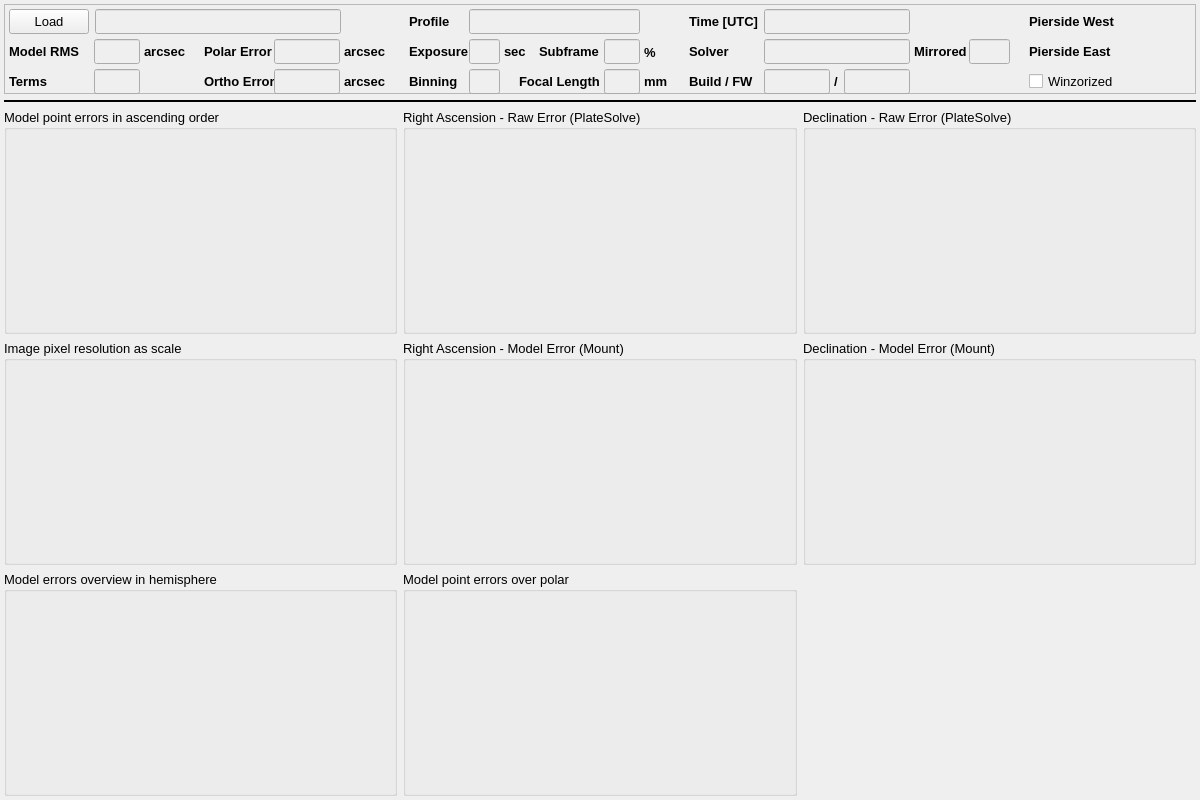
Qt form mw4/gui/widgets/analyse.ui (mworion/MountWizzard4) before a commit.
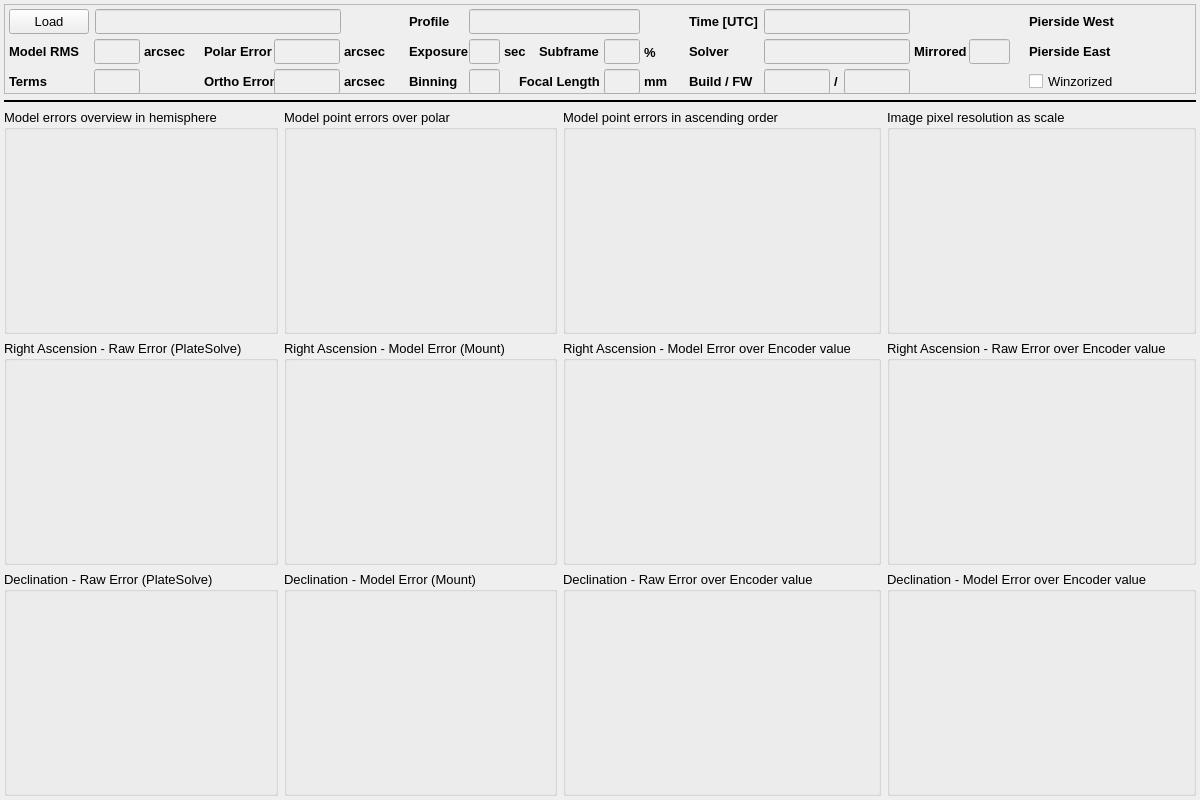
The same form after that commit.

Commit message: optimized analyse window

Patch:
```diff
--- a/mw4/gui/widgets/analyse.ui
+++ b/mw4/gui/widgets/analyse.ui
@@ -1452,6 +1452,98 @@
    <item>
     <layout class="QGridLayout" name="gridLayout">
      <item row="0" column="0">
+      <widget class="QGroupBox" name="groupBox_7">
+       <property name="sizePolicy">
+        <sizepolicy hsizetype="Preferred" vsizetype="Preferred">
+         <horstretch>0</horstretch>
+         <verstretch>0</verstretch>
+        </sizepolicy>
+       </property>
+       <property name="title">
+        <string>Model errors overview in hemisphere</string>
+       </property>
+       <property name="large" stdset="0">
+        <bool>true</bool>
+       </property>
+       <layout class="QGridLayout" name="gridLayout_8">
+        <property name="leftMargin">
+         <number>4</number>
+        </property>
+        <property name="topMargin">
+         <number>6</number>
+        </property>
+        <property name="rightMargin">
+         <number>0</number>
+        </property>
+        <property name="bottomMargin">
+         <number>0</number>
+        </property>
+        <property name="spacing">
+         <number>0</number>
+        </property>
+        <item row="0" column="0">
+         <widget class="QWidget" name="modelPositions" native="true">
+          <property name="sizePolicy">
+           <sizepolicy hsizetype="Preferred" vsizetype="Preferred">
+            <horstretch>0</horstretch>
+            <verstretch>0</verstretch>
+           </sizepolicy>
+          </property>
+          <property name="toolTip">
+           <string/>
+          </property>
+         </widget>
+        </item>
+       </layout>
+      </widget>
+     </item>
+     <item row="0" column="3">
+      <widget class="QGroupBox" name="groupBox_2">
+       <property name="sizePolicy">
+        <sizepolicy hsizetype="Preferred" vsizetype="Preferred">
+         <horstretch>0</horstretch>
+         <verstretch>0</verstretch>
+        </sizepolicy>
+       </property>
+       <property name="title">
+        <string>Image pixel resolution as scale </string>
+       </property>
+       <property name="large" stdset="0">
+        <bool>true</bool>
+       </property>
+       <layout class="QGridLayout" name="gridLayout_3">
+        <property name="leftMargin">
+         <number>4</number>
+        </property>
+        <property name="topMargin">
+         <number>6</number>
+        </property>
+        <property name="rightMargin">
+         <number>0</number>
+        </property>
+        <property name="bottomMargin">
+         <number>0</number>
+        </property>
+        <property name="spacing">
+         <number>0</number>
+        </property>
+        <item row="0" column="0">
+         <widget class="QWidget" name="scaleImage" native="true">
+          <property name="sizePolicy">
+           <sizepolicy hsizetype="Preferred" vsizetype="Preferred">
+            <horstretch>0</horstretch>
+            <verstretch>0</verstretch>
+           </sizepolicy>
+          </property>
+          <property name="toolTip">
+           <string/>
+          </property>
+         </widget>
+        </item>
+       </layout>
+      </widget>
+     </item>
+     <item row="0" column="2">
       <widget class="QGroupBox" name="groupBox_8">
        <property name="title">
         <string>Model point errors in ascending order</string>
@@ -1491,99 +1583,7 @@
        </layout>
       </widget>
      </item>
-     <item row="2" column="2">
-      <widget class="QGroupBox" name="groupBox_6">
-       <property name="sizePolicy">
-        <sizepolicy hsizetype="Preferred" vsizetype="Preferred">
-         <horstretch>0</horstretch>
-         <verstretch>0</verstretch>
-        </sizepolicy>
-       </property>
-       <property name="title">
-        <string>Declination - Model Error (Mount)</string>
-       </property>
-       <property name="large" stdset="0">
-        <bool>true</bool>
-       </property>
-       <layout class="QGridLayout" name="gridLayout_7">
-        <property name="leftMargin">
-         <number>4</number>
-        </property>
-        <property name="topMargin">
-         <number>6</number>
-        </property>
-        <property name="rightMargin">
-         <number>0</number>
-        </property>
-        <property name="bottomMargin">
-         <number>0</number>
-        </property>
-        <property name="spacing">
-         <number>0</number>
-        </property>
-        <item row="0" column="0">
-         <widget class="QWidget" name="decModelErrors" native="true">
-          <property name="sizePolicy">
-           <sizepolicy hsizetype="Preferred" vsizetype="Preferred">
-            <horstretch>0</horstretch>
-            <verstretch>0</verstretch>
-           </sizepolicy>
-          </property>
-          <property name="toolTip">
-           <string/>
-          </property>
-         </widget>
-        </item>
-       </layout>
-      </widget>
-     </item>
-     <item row="0" column="1">
-      <widget class="QGroupBox" name="groupBox_3">
-       <property name="sizePolicy">
-        <sizepolicy hsizetype="Preferred" vsizetype="Preferred">
-         <horstretch>0</horstretch>
-         <verstretch>0</verstretch>
-        </sizepolicy>
-       </property>
-       <property name="title">
-        <string>Right Ascension - Raw Error (PlateSolve)</string>
-       </property>
-       <property name="large" stdset="0">
-        <bool>true</bool>
-       </property>
-       <layout class="QGridLayout" name="gridLayout_5">
-        <property name="leftMargin">
-         <number>4</number>
-        </property>
-        <property name="topMargin">
-         <number>6</number>
-        </property>
-        <property name="rightMargin">
-         <number>0</number>
-        </property>
-        <property name="bottomMargin">
-         <number>0</number>
-        </property>
-        <property name="spacing">
-         <number>0</number>
-        </property>
-        <item row="0" column="0">
-         <widget class="QWidget" name="raPointErrors" native="true">
-          <property name="sizePolicy">
-           <sizepolicy hsizetype="Preferred" vsizetype="Preferred">
-            <horstretch>0</horstretch>
-            <verstretch>0</verstretch>
-           </sizepolicy>
-          </property>
-          <property name="toolTip">
-           <string/>
-          </property>
-         </widget>
-        </item>
-       </layout>
-      </widget>
-     </item>
-     <item row="0" column="2">
+     <item row="2" column="0">
       <widget class="QGroupBox" name="groupBox_5">
        <property name="sizePolicy">
         <sizepolicy hsizetype="Preferred" vsizetype="Preferred">
@@ -1629,8 +1629,8 @@
        </layout>
       </widget>
      </item>
-     <item row="2" column="1">
-      <widget class="QGroupBox" name="groupBox_4">
+     <item row="1" column="0">
+      <widget class="QGroupBox" name="groupBox_3">
        <property name="sizePolicy">
         <sizepolicy hsizetype="Preferred" vsizetype="Preferred">
          <horstretch>0</horstretch>
@@ -1638,12 +1638,12 @@
         </sizepolicy>
        </property>
        <property name="title">
-        <string>Right Ascension - Model Error (Mount)</string>
+        <string>Right Ascension - Raw Error (PlateSolve)</string>
        </property>
        <property name="large" stdset="0">
         <bool>true</bool>
        </property>
-       <layout class="QGridLayout" name="gridLayout_4">
+       <layout class="QGridLayout" name="gridLayout_5">
         <property name="leftMargin">
          <number>4</number>
         </property>
@@ -1660,7 +1660,7 @@
          <number>0</number>
         </property>
         <item row="0" column="0">
-         <widget class="QWidget" name="raModelErrors" native="true">
+         <widget class="QWidget" name="raPointErrorsRaw" native="true">
           <property name="sizePolicy">
            <sizepolicy hsizetype="Preferred" vsizetype="Preferred">
             <horstretch>0</horstretch>
@@ -1675,99 +1675,7 @@
        </layout>
       </widget>
      </item>
-     <item row="2" column="0">
-      <widget class="QGroupBox" name="groupBox_2">
-       <property name="sizePolicy">
-        <sizepolicy hsizetype="Preferred" vsizetype="Preferred">
-         <horstretch>0</horstretch>
-         <verstretch>0</verstretch>
-        </sizepolicy>
-       </property>
-       <property name="title">
-        <string>Image pixel resolution as scale </string>
-       </property>
-       <property name="large" stdset="0">
-        <bool>true</bool>
-       </property>
-       <layout class="QGridLayout" name="gridLayout_3">
-        <property name="leftMargin">
-         <number>4</number>
-        </property>
-        <property name="topMargin">
-         <number>6</number>
-        </property>
-        <property name="rightMargin">
-         <number>0</number>
-        </property>
-        <property name="bottomMargin">
-         <number>0</number>
-        </property>
-        <property name="spacing">
-         <number>0</number>
-        </property>
-        <item row="0" column="0">
-         <widget class="QWidget" name="scaleImage" native="true">
-          <property name="sizePolicy">
-           <sizepolicy hsizetype="Preferred" vsizetype="Preferred">
-            <horstretch>0</horstretch>
-            <verstretch>0</verstretch>
-           </sizepolicy>
-          </property>
-          <property name="toolTip">
-           <string/>
-          </property>
-         </widget>
-        </item>
-       </layout>
-      </widget>
-     </item>
-     <item row="3" column="0">
-      <widget class="QGroupBox" name="groupBox_7">
-       <property name="sizePolicy">
-        <sizepolicy hsizetype="Preferred" vsizetype="Preferred">
-         <horstretch>0</horstretch>
-         <verstretch>0</verstretch>
-        </sizepolicy>
-       </property>
-       <property name="title">
-        <string>Model errors overview in hemisphere</string>
-       </property>
-       <property name="large" stdset="0">
-        <bool>true</bool>
-       </property>
-       <layout class="QGridLayout" name="gridLayout_8">
-        <property name="leftMargin">
-         <number>4</number>
-        </property>
-        <property name="topMargin">
-         <number>6</number>
-        </property>
-        <property name="rightMargin">
-         <number>0</number>
-        </property>
-        <property name="bottomMargin">
-         <number>0</number>
-        </property>
-        <property name="spacing">
-         <number>0</number>
-        </property>
-        <item row="0" column="0">
-         <widget class="QWidget" name="modelPositions" native="true">
-          <property name="sizePolicy">
-           <sizepolicy hsizetype="Preferred" vsizetype="Preferred">
-            <horstretch>0</horstretch>
-            <verstretch>0</verstretch>
-           </sizepolicy>
-          </property>
-          <property name="toolTip">
-           <string/>
-          </property>
-         </widget>
-        </item>
-       </layout>
-      </widget>
-     </item>
-     <item row="3" column="1">
+     <item row="0" column="1">
       <widget class="QGroupBox" name="groupBox_9">
        <property name="title">
         <string>Model point errors over polar</string>
@@ -1807,6 +1715,258 @@
        </layout>
       </widget>
      </item>
+     <item row="1" column="1">
+      <widget class="QGroupBox" name="groupBox_4">
+       <property name="sizePolicy">
+        <sizepolicy hsizetype="Preferred" vsizetype="Preferred">
+         <horstretch>0</horstretch>
+         <verstretch>0</verstretch>
+        </sizepolicy>
+       </property>
+       <property name="title">
+        <string>Right Ascension - Model Error (Mount)</string>
+       </property>
+       <property name="large" stdset="0">
+        <bool>true</bool>
+       </property>
+       <layout class="QGridLayout" name="gridLayout_4">
+        <property name="leftMargin">
+         <number>4</number>
+        </property>
+        <property name="topMargin">
+         <number>6</number>
+        </property>
+        <property name="rightMargin">
+         <number>0</number>
+        </property>
+        <property name="bottomMargin">
+         <number>0</number>
+        </property>
+        <property name="spacing">
+         <number>0</number>
+        </property>
+        <item row="0" column="0">
+         <widget class="QWidget" name="raModelErrors" native="true">
+          <property name="sizePolicy">
+           <sizepolicy hsizetype="Preferred" vsizetype="Preferred">
+            <horstretch>0</horstretch>
+            <verstretch>0</verstretch>
+           </sizepolicy>
+          </property>
+          <property name="toolTip">
+           <string/>
+          </property>
+         </widget>
+        </item>
+       </layout>
+      </widget>
+     </item>
+     <item row="1" column="2">
+      <widget class="QGroupBox" name="groupBox_10">
+       <property name="title">
+        <string>Right Ascension - Model Error over Encoder value</string>
+       </property>
+       <property name="large" stdset="0">
+        <bool>true</bool>
+       </property>
+       <layout class="QGridLayout" name="gridLayout_11">
+        <property name="leftMargin">
+         <number>4</number>
+        </property>
+        <property name="topMargin">
+         <number>6</number>
+        </property>
+        <property name="rightMargin">
+         <number>0</number>
+        </property>
+        <property name="bottomMargin">
+         <number>0</number>
+        </property>
+        <property name="spacing">
+         <number>0</number>
+        </property>
+        <item row="0" column="0">
+         <widget class="QWidget" name="raModelErrorsRef" native="true">
+          <property name="sizePolicy">
+           <sizepolicy hsizetype="Preferred" vsizetype="Preferred">
+            <horstretch>0</horstretch>
+            <verstretch>0</verstretch>
+           </sizepolicy>
+          </property>
+          <property name="toolTip">
+           <string/>
+          </property>
+         </widget>
+        </item>
+       </layout>
+      </widget>
+     </item>
+     <item row="1" column="3">
+      <widget class="QGroupBox" name="groupBox_12">
+       <property name="title">
+        <string>Right Ascension - Raw Error over Encoder value</string>
+       </property>
+       <property name="large" stdset="0">
+        <bool>true</bool>
+       </property>
+       <layout class="QGridLayout" name="gridLayout_13">
+        <property name="leftMargin">
+         <number>4</number>
+        </property>
+        <property name="topMargin">
+         <number>6</number>
+        </property>
+        <property name="rightMargin">
+         <number>0</number>
+        </property>
+        <property name="bottomMargin">
+         <number>0</number>
+        </property>
+        <property name="spacing">
+         <number>0</number>
+        </property>
+        <item row="0" column="0">
+         <widget class="QWidget" name="raPointErrorsRawRef" native="true">
+          <property name="sizePolicy">
+           <sizepolicy hsizetype="Preferred" vsizetype="Preferred">
+            <horstretch>0</horstretch>
+            <verstretch>0</verstretch>
+           </sizepolicy>
+          </property>
+          <property name="toolTip">
+           <string/>
+          </property>
+         </widget>
+        </item>
+       </layout>
+      </widget>
+     </item>
+     <item row="2" column="1">
+      <widget class="QGroupBox" name="groupBox_6">
+       <property name="sizePolicy">
+        <sizepolicy hsizetype="Preferred" vsizetype="Preferred">
+         <horstretch>0</horstretch>
+         <verstretch>0</verstretch>
+        </sizepolicy>
+       </property>
+       <property name="title">
+        <string>Declination - Model Error (Mount)</string>
+       </property>
+       <property name="large" stdset="0">
+        <bool>true</bool>
+       </property>
+       <layout class="QGridLayout" name="gridLayout_7">
+        <property name="leftMargin">
+         <number>4</number>
+        </property>
+        <property name="topMargin">
+         <number>6</number>
+        </property>
+        <property name="rightMargin">
+         <number>0</number>
+        </property>
+        <property name="bottomMargin">
+         <number>0</number>
+        </property>
+        <property name="spacing">
+         <number>0</number>
+        </property>
+        <item row="0" column="0">
+         <widget class="QWidget" name="decModelErrors" native="true">
+          <property name="sizePolicy">
+           <sizepolicy hsizetype="Preferred" vsizetype="Preferred">
+            <horstretch>0</horstretch>
+            <verstretch>0</verstretch>
+           </sizepolicy>
+          </property>
+          <property name="toolTip">
+           <string/>
+          </property>
+         </widget>
+        </item>
+       </layout>
+      </widget>
+     </item>
+     <item row="2" column="2">
+      <widget class="QGroupBox" name="groupBox_13">
+       <property name="title">
+        <string>Declination - Raw Error over Encoder value</string>
+       </property>
+       <property name="large" stdset="0">
+        <bool>true</bool>
+       </property>
+       <layout class="QGridLayout" name="gridLayout_14">
+        <property name="leftMargin">
+         <number>4</number>
+        </property>
+        <property name="topMargin">
+         <number>6</number>
+        </property>
+        <property name="rightMargin">
+         <number>0</number>
+        </property>
+        <property name="bottomMargin">
+         <number>0</number>
+        </property>
+        <property name="spacing">
+         <number>0</number>
+        </property>
+        <item row="0" column="0">
+         <widget class="QWidget" name="decPointErrorsRawRef" native="true">
+          <property name="sizePolicy">
+           <sizepolicy hsizetype="Preferred" vsizetype="Preferred">
+            <horstretch>0</horstretch>
+            <verstretch>0</verstretch>
+           </sizepolicy>
+          </property>
+          <property name="toolTip">
+           <string/>
+          </property>
+         </widget>
+        </item>
+       </layout>
+      </widget>
+     </item>
+     <item row="2" column="3">
+      <widget class="QGroupBox" name="groupBox_11">
+       <property name="title">
+        <string>Declination - Model Error over Encoder value</string>
+       </property>
+       <property name="large" stdset="0">
+        <bool>true</bool>
+       </property>
+       <layout class="QGridLayout" name="gridLayout_12">
+        <property name="leftMargin">
+         <number>4</number>
+        </property>
+        <property name="topMargin">
+         <number>6</number>
+        </property>
+        <property name="rightMargin">
+         <number>0</number>
+        </property>
+        <property name="bottomMargin">
+         <number>0</number>
+        </property>
+        <property name="spacing">
+         <number>0</number>
+        </property>
+        <item row="0" column="0">
+         <widget class="QWidget" name="decModelErrorsRef" native="true">
+          <property name="sizePolicy">
+           <sizepolicy hsizetype="Preferred" vsizetype="Preferred">
+            <horstretch>0</horstretch>
+            <verstretch>0</verstretch>
+           </sizepolicy>
+          </property>
+          <property name="toolTip">
+           <string/>
+          </property>
+         </widget>
+        </item>
+       </layout>
+      </widget>
+     </item>
     </layout>
    </item>
   </layout>
```
Left out of the diff: 2 changed lines with no effect on the pictures. The commit also changes 1 other file.
